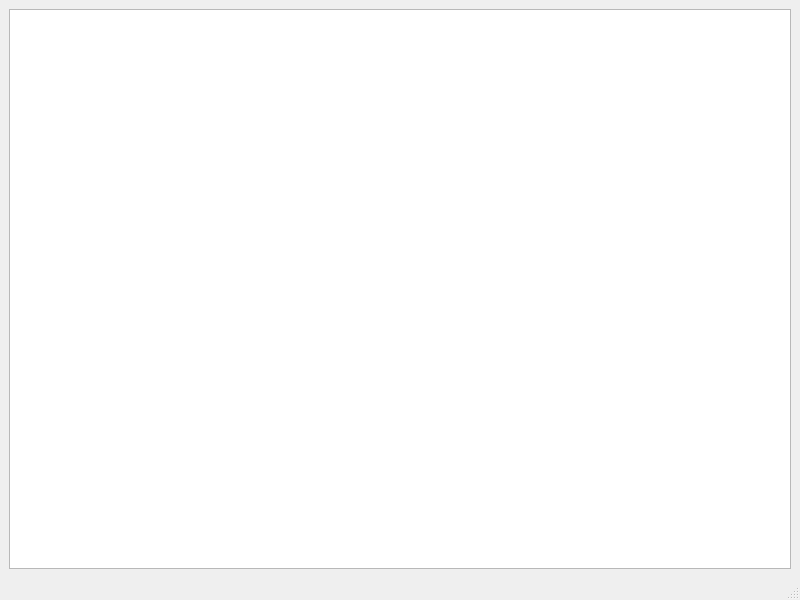
Before: the Qt Designer form src/test001.ui in DeepBlue97/qt6_vscode_mulitsystem_demo, drawn with Qt 5.
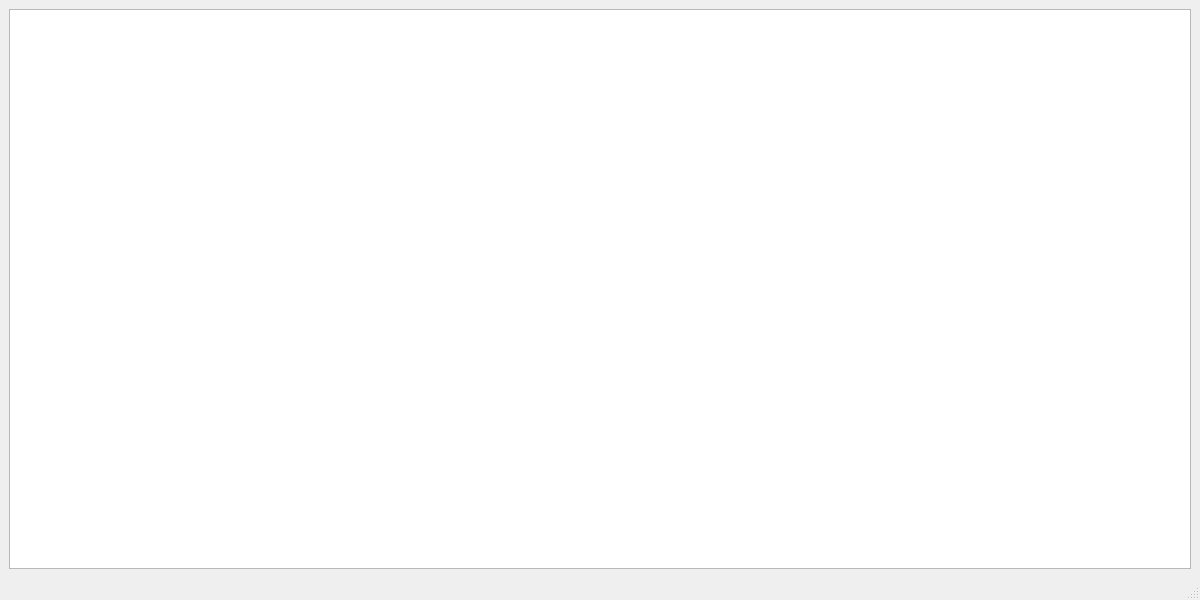
After: the same form once the commit is applied.

The edit to the form file:
```diff
--- a/src/test001.ui
+++ b/src/test001.ui
@@ -6,7 +6,7 @@
    <rect>
     <x>0</x>
     <y>0</y>
-    <width>800</width>
+    <width>1200</width>
     <height>600</height>
    </rect>
   </property>
```
Left out of the diff: 2 changed lines with no effect on the pictures.
